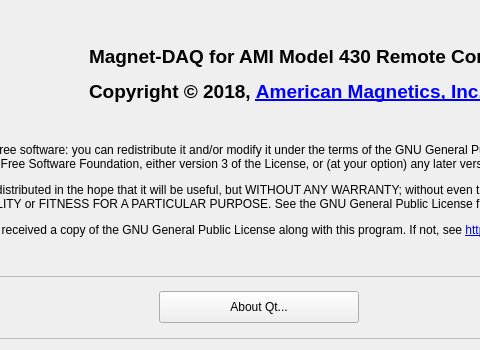
American-Magnetics-Inc/magnet-daq, file Magnet-DAQ/aboutdialog.ui: the form before one commit; both pictures show x 101 to 581 and y 0 to 350 of the 720 by 350 pixel window.
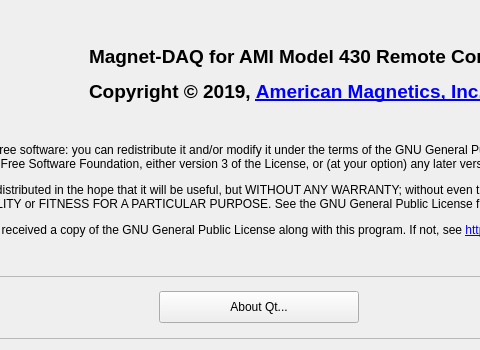
The form after the commit. Icons and pictures are not drawn.

Commit message: • Adds new device error history dialog • Adds main window collapse/expand function • Optional System Proxy selection for network connection • New remote “EXIT” command for graceful shutdown • Adds remote parser error generation and queue • Adds support for numerous new parser queries (see updated Help) • Updated to Qt 5.12.1 distribution

Patch:
```diff
--- a/Magnet-DAQ/aboutdialog.ui
+++ b/Magnet-DAQ/aboutdialog.ui
@@ -56,7 +56,7 @@
       </font>
      </property>
      <property name="text">
-      <string>&lt;html&gt;&lt;head/&gt;&lt;body&gt;&lt;p&gt;&lt;span style=&quot; font-size:14pt;&quot;&gt;Magnet-DAQ for AMI Model 430 Remote Control&lt;/span&gt;&lt;/p&gt;&lt;p&gt;&lt;span style=&quot; font-size:14pt;&quot;&gt;Copyright © 2018, &lt;/span&gt;&lt;a href=&quot;http://www.americanmagnetics.com&quot;&gt;&lt;span style=&quot; font-size:14pt; text-decoration: underline; color:#0000ff;&quot;&gt;American Magnetics, Inc.&lt;/span&gt;&lt;/a&gt;&lt;/p&gt;&lt;/body&gt;&lt;/html&gt;</string>
+      <string>&lt;html&gt;&lt;head/&gt;&lt;body&gt;&lt;p&gt;&lt;span style=&quot; font-size:14pt;&quot;&gt;Magnet-DAQ for AMI Model 430 Remote Control&lt;/span&gt;&lt;/p&gt;&lt;p&gt;&lt;span style=&quot; font-size:14pt;&quot;&gt;Copyright © 2019, &lt;/span&gt;&lt;a href=&quot;http://www.americanmagnetics.com&quot;&gt;&lt;span style=&quot; font-size:14pt; text-decoration: underline; color:#0000ff;&quot;&gt;American Magnetics, Inc.&lt;/span&gt;&lt;/a&gt;&lt;/p&gt;&lt;/body&gt;&lt;/html&gt;</string>
      </property>
      <property name="alignment">
       <set>Qt::AlignLeading|Qt::AlignLeft|Qt::AlignVCenter</set>
```
The commit also changes 28 other files.
